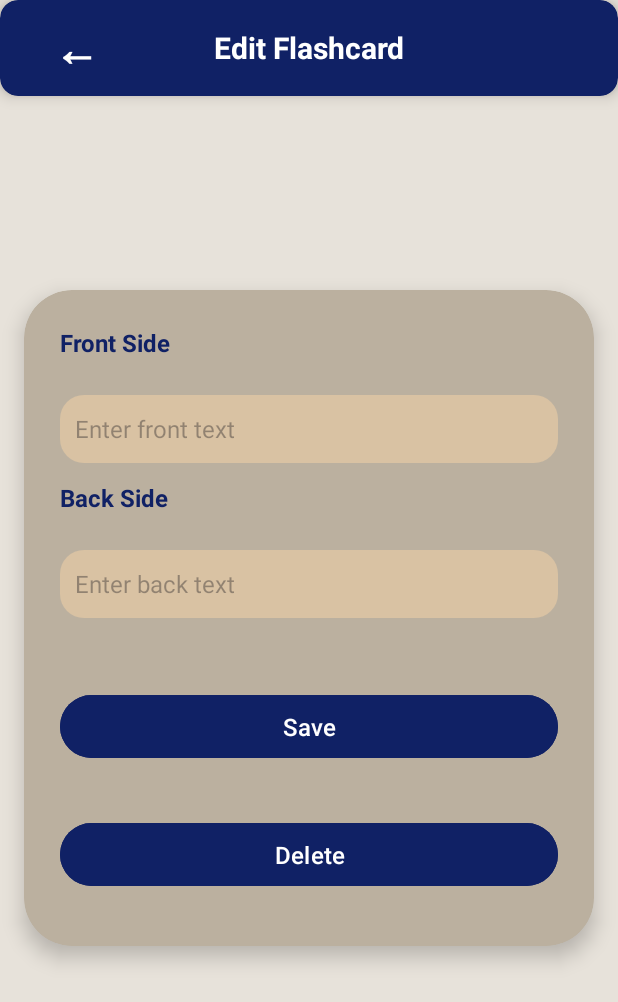
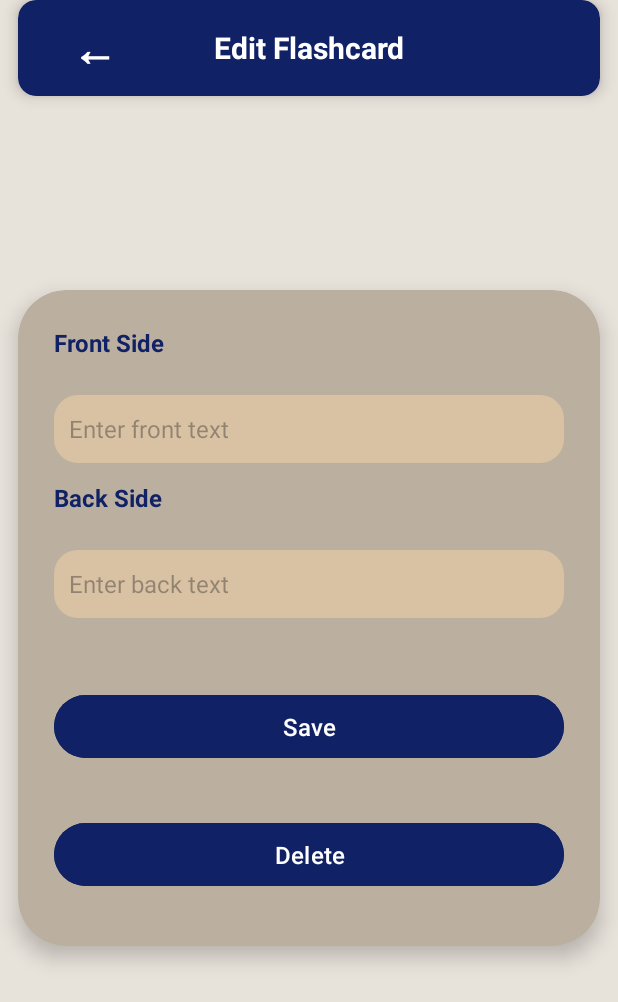
Before and after one commit to jeremyponcedeguzman/quicklyquizme, an Android app: the EditCardActivity screen opened directly, with no data from a screen before it, on a phone screen of 412 x 824 dp. Shown: the top 1002 px of the screen. Run offline under Robolectric (Android 15) with nearby library versions, the phone set to English and light mode, and no system bars; 3 statements that could not run were skipped.

Commit message:
changed layout widths to look better

```diff
--- a/app/src/main/res/layout/activity_card_add.xml
+++ b/app/src/main/res/layout/activity_card_add.xml
@@ -53,7 +53,7 @@
     </androidx.cardview.widget.CardView>
 
     <androidx.cardview.widget.CardView
-        android:layout_width="match_parent"
+        android:layout_width="388dp"
         android:layout_height="wrap_content"
         android:layout_margin="16dp"
         app:cardBackgroundColor="#BBB09F"
--- a/app/src/main/res/layout/activity_card_edit.xml
+++ b/app/src/main/res/layout/activity_card_edit.xml
@@ -12,7 +12,7 @@
 
     <androidx.cardview.widget.CardView
         android:id="@+id/topBar"
-        android:layout_width="match_parent"
+        android:layout_width="388dp"
         android:layout_height="64dp"
         android:layout_marginBottom="16dp"
         app:cardBackgroundColor="#102165"
@@ -53,7 +53,7 @@
     </androidx.cardview.widget.CardView>
 
     <androidx.cardview.widget.CardView
-        android:layout_width="match_parent"
+        android:layout_width="388dp"
         android:layout_height="wrap_content"
         android:layout_margin="16dp"
         app:cardBackgroundColor="#BBB09F"
--- a/app/src/main/res/layout/activity_flashcard.xml
+++ b/app/src/main/res/layout/activity_flashcard.xml
@@ -10,7 +10,7 @@
 
     <androidx.cardview.widget.CardView
         android:id="@+id/topBar"
-        android:layout_width="match_parent"
+        android:layout_width="388dp"
         android:layout_height="64dp"
         android:layout_marginBottom="16dp"
         app:cardBackgroundColor="#102165"
@@ -52,7 +52,7 @@
     </androidx.cardview.widget.CardView>
 
     <androidx.cardview.widget.CardView
-        android:layout_width="match_parent"
+        android:layout_width="388dp"
         android:layout_height="0dp"
         android:layout_marginTop="16dp"
         app:cardBackgroundColor="#BBB09F"
@@ -71,7 +71,7 @@
             android:padding="20dp"
             android:text="Front Side Text"
             android:textColor="#222222"
-            android:textSize="18sp" />
+            android:textSize="40sp" />
     </androidx.cardview.widget.CardView>
 
     <LinearLayout
```
Also changed, not shown: app/src/main/res/layout/activity_main.xml (+2 -8 lines), app/src/main/res/layout/activity_session_end.xml (+4 -4 lines).
